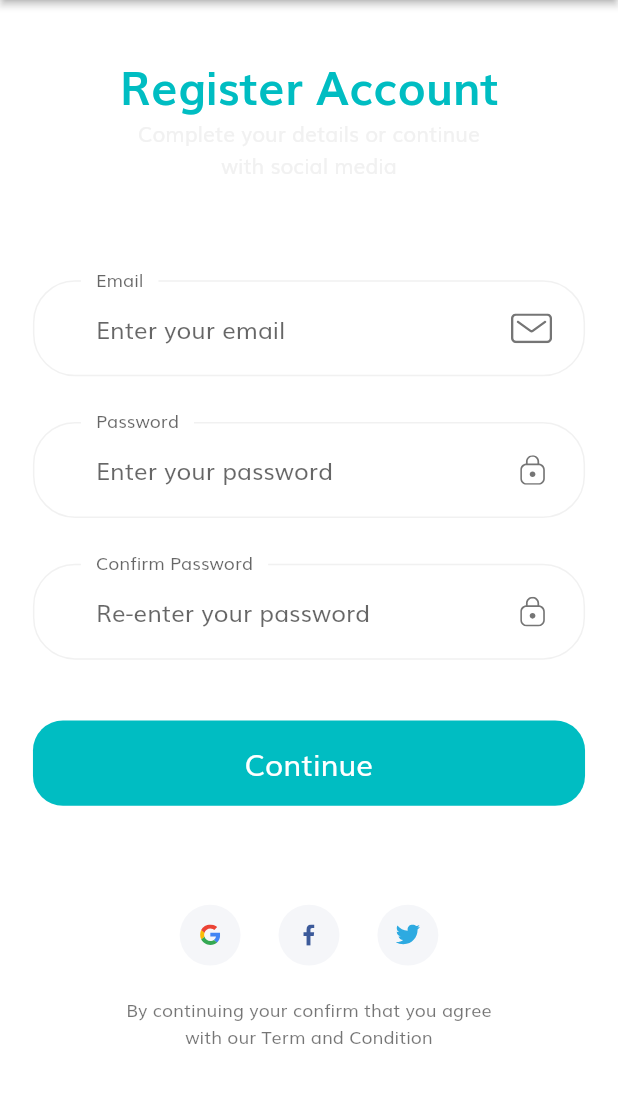
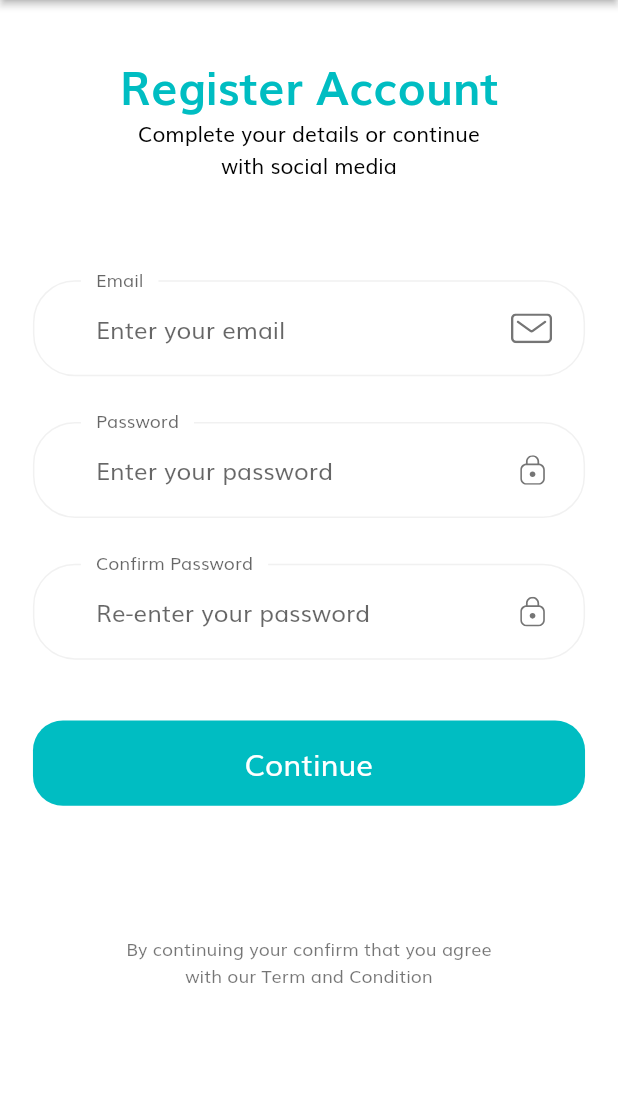
Before and after one commit to Ekeks/BusSystem, a Flutter app: the SignInScreen screen opened by its route, after a tap on "Continue", after a tap on "Sign Up", on a phone screen of 412 x 824 dp, the part 84-1187 px from its top. Run offline on Flutter 3.47's test engine with Material 2 defaults, Android fonts, the phone set to English and light mode, and no system bars; our stand-ins replace flutter_svg.

Commit message:
colours commented out social media buttons

```diff
--- a/lib/screens/sign_in/components/body.dart
+++ b/lib/screens/sign_in/components/body.dart
@@ -1,6 +1,7 @@
 import 'package:flutter/material.dart';
 import 'package:shop_app/components/no_account_text.dart';
 import 'package:shop_app/components/socal_card.dart';
+import '../../../constants.dart';
 import '../../../size_config.dart';
 import 'sign_form.dart';
 
@@ -20,19 +21,22 @@ class Body extends StatelessWidget {
                 Text(
                   "Welcome",
                   style: TextStyle(
-                    color: Colors.white,
+                    color: kPrimaryColor,
                     fontSize: getProportionateScreenWidth(28),
                     fontWeight: FontWeight.bold,
                   ),
                 ),
                 Text(
                   "Sign in with your email and password  \nor continue with social media",
+                  style: TextStyle(
+                    color: Colors.black,
+                  ),
                   textAlign: TextAlign.center,
                 ),
                 SizedBox(height: SizeConfig.screenHeight * 0.08),
                 SignForm(),
                 SizedBox(height: SizeConfig.screenHeight * 0.08),
-                Row(
+                /*Row(
                   mainAxisAlignment: MainAxisAlignment.center,
                   children: [
                     SocalCard(
@@ -48,7 +52,7 @@ class Body extends StatelessWidget {
                       press: () {},
                     ),
                   ],
-                ),
+                ),*/
                 SizedBox(height: getProportionateScreenHeight(20)),
                 NoAccountText(),
               ],
--- a/lib/screens/sign_in/sign_up/components/body.dart
+++ b/lib/screens/sign_in/sign_up/components/body.dart
@@ -18,15 +18,17 @@ class Body extends StatelessWidget {
             child: Column(
               children: [
                 SizedBox(height: SizeConfig.screenHeight * 0.04), // 4%
-                Text("Register Account", style: headingStyle),
+                Text("Register Account",
+                style: headingStyle,),
                 Text(
                   "Complete your details or continue \nwith social media",
                   textAlign: TextAlign.center,
+                  style: TextStyle(color: Colors.black),
                 ),
                 SizedBox(height: SizeConfig.screenHeight * 0.08),
                 SignUpForm(),
                 SizedBox(height: SizeConfig.screenHeight * 0.08),
-                Row(
+                /*Row(
                   mainAxisAlignment: MainAxisAlignment.center,
                   children: [
                     SocalCard(
@@ -42,7 +44,7 @@ class Body extends StatelessWidget {
                       press: () {},
                     ),
                   ],
-                ),
+                ),*/
                 SizedBox(height: getProportionateScreenHeight(20)),
                 Text(
                   'By continuing your confirm that you agree \nwith our Term and Condition',
```
